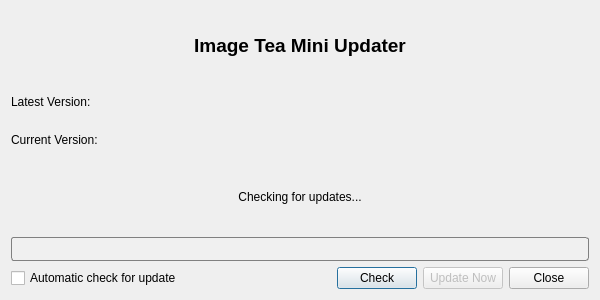
Old version of the form gui/updater_window.ui in the repository mudrikam/Image-Tea-mini.
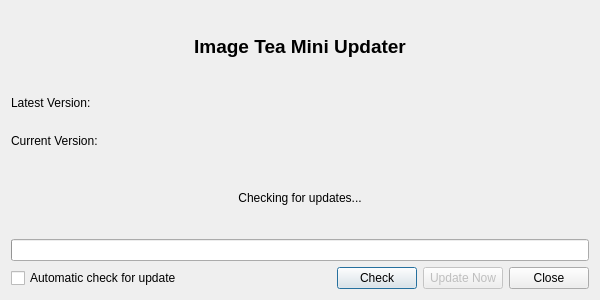
New version of the form.

Commit message: perbaiki progressbar check update

Diff of the .ui file:
```diff
--- a/gui/updater_window.ui
+++ b/gui/updater_window.ui
@@ -85,20 +85,6 @@
          <property name="format">
           <string/>
          </property>
-         <property name="styleSheet">
-          <string>QProgressBar {
-    border: 1px solid gray;
-    border-radius: 3px;
-    background-color: #f0f0f0;
-}
-QProgressBar::chunk {
-    background-color: #4CAF50;
-    width: 10px;
-}
-QProgressBar::chunk:disabled {
-    background-color: #aaaaaa;
-}</string>
-         </property>
         </widget>
        </item>
        <item>
```
Left out of the diff: 3 changed lines with no effect on the pictures. The commit also changes 2 other files.
